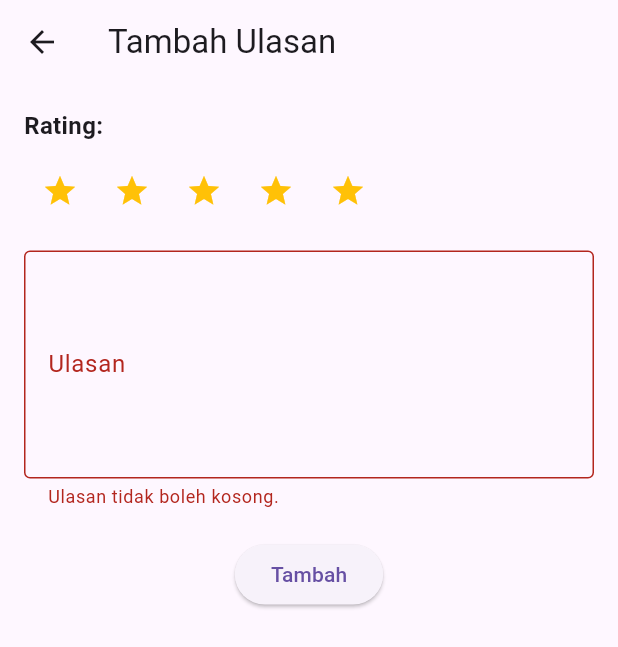
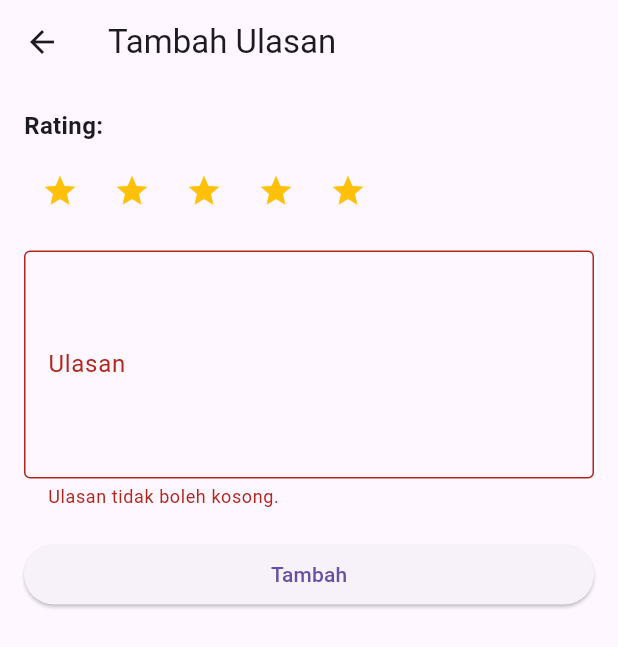
Before and after one commit to JakEt-JakartaGadget/JakEt-mobile, a Flutter app: the AddEditReviewPage screen opened directly with empty values, after a tap on "Tambah", on a phone screen of 412 x 824 dp. Shown: the top 647 px of the screen. Run offline on Flutter 3.47's test engine with Material 3 defaults, Android fonts, the phone set to English and light mode, and no system bars; our stand-ins replace cached_network_image, flutter_svg, get, google_fonts; missing offline and left inert: pbp_django_auth; project files that could hold a hidden picture were left out.

Commit message:
finish detail and review

```diff
--- a/lib/presentation/homepage/homepage.dart
+++ b/lib/presentation/homepage/homepage.dart
@@ -126,7 +126,7 @@ class _HomePageState extends State<HomePage> {
                         option.fields.ram.toLowerCase().contains(q) ||
                         option.fields.cameraMp.toLowerCase().contains(q) ||
                         option.fields.batteryCapacityMah.toString().contains(q);
-                  }).take(5); // Limit to 5 suggestions
+                  }).take(5);
                 },
                 onSelected: (ProductEntry selection) {
                   _searchController.text = '${selection.fields.brand} ${selection.fields.model}';
--- a/lib/presentation/review/add_edit_review_page.dart
+++ b/lib/presentation/review/add_edit_review_page.dart
@@ -1,5 +1,3 @@
-// lib/screens/add_edit_review_page.dart
-
 import 'package:flutter/material.dart';
 import 'package:jaket_mobile/app_module/data/model/review.dart';
 import 'package:jaket_mobile/auth_controller.dart';
@@ -45,21 +43,22 @@ class _AddEditReviewPageState extends State<AddEditReviewPage> {
       bool success;
       if (widget.review == null) {
         success = await authController.addReview(widget.productId, _content, _rating);
-        if (success) {
-        }
       } else {
         success = await authController.editReview(widget.review!.id, content: _content, rating: _rating);
-        if (success) {
-        }
       }
 
       if (success) {
-        Navigator.pop(context, true);
+        Navigator.pop(context, true); // Kembali dengan hasil sukses
+      } else {
+        ScaffoldMessenger.of(context).showSnackBar(
+          const SnackBar(content: Text('Gagal menyimpan ulasan.')),
+        );
       }
     } catch (e) {
       ScaffoldMessenger.of(context).showSnackBar(
-        SnackBar(content: Text('Error: $e')),
+        SnackBar(content: Text('Terjadi kesalahan: $e')),
       );
+      print('Error submitting review: $e');
     } finally {
       setState(() {
         _isLoading = false;
@@ -81,18 +80,16 @@ class _AddEditReviewPageState extends State<AddEditReviewPage> {
             ? const Center(child: CircularProgressIndicator())
             : Form(
                 key: _formKey,
+                child: SingleChildScrollView(
                   child: Column(
+                    crossAxisAlignment: CrossAxisAlignment.start,
                     children: [
-                    const Align(
-                      alignment: Alignment.centerLeft,
-                      child: Text(
+                      const Text(
                         'Rating:',
                         style: TextStyle(fontSize: 16.0, fontWeight: FontWeight.bold),
                       ),
-                    ),
                       const SizedBox(height: 8.0),
                       Row(
-                      mainAxisAlignment: MainAxisAlignment.start,
                         children: List.generate(5, (index) {
                           return IconButton(
                             icon: index < _rating
@@ -107,7 +104,6 @@ class _AddEditReviewPageState extends State<AddEditReviewPage> {
                         }),
                       ),
                       const SizedBox(height: 16.0),
-                    // Konten Ulasan
                       TextFormField(
                         initialValue: _content,
                         decoration: const InputDecoration(
@@ -126,11 +122,15 @@ class _AddEditReviewPageState extends State<AddEditReviewPage> {
                         },
                       ),
                       const SizedBox(height: 20.0),
-                    ElevatedButton(
-                      onPressed: _submitReview,
+                      SizedBox(
+                        width: double.infinity,
+                        child: ElevatedButton(
+                          onPressed: _isLoading ? null : _submitReview,
                           child: Text(widget.review == null ? 'Tambah' : 'Perbarui'),
                         ),
+                      ),
                     ],
+                  ),
                 ),
               ),
       ),
```
Also changed, not shown: lib/presentation/detail/detail_product.dart (+91 -89 lines), lib/presentation/review/review_list.dart (+12 -18 lines). Lines whose indentation alone changed are shown as unchanged.
